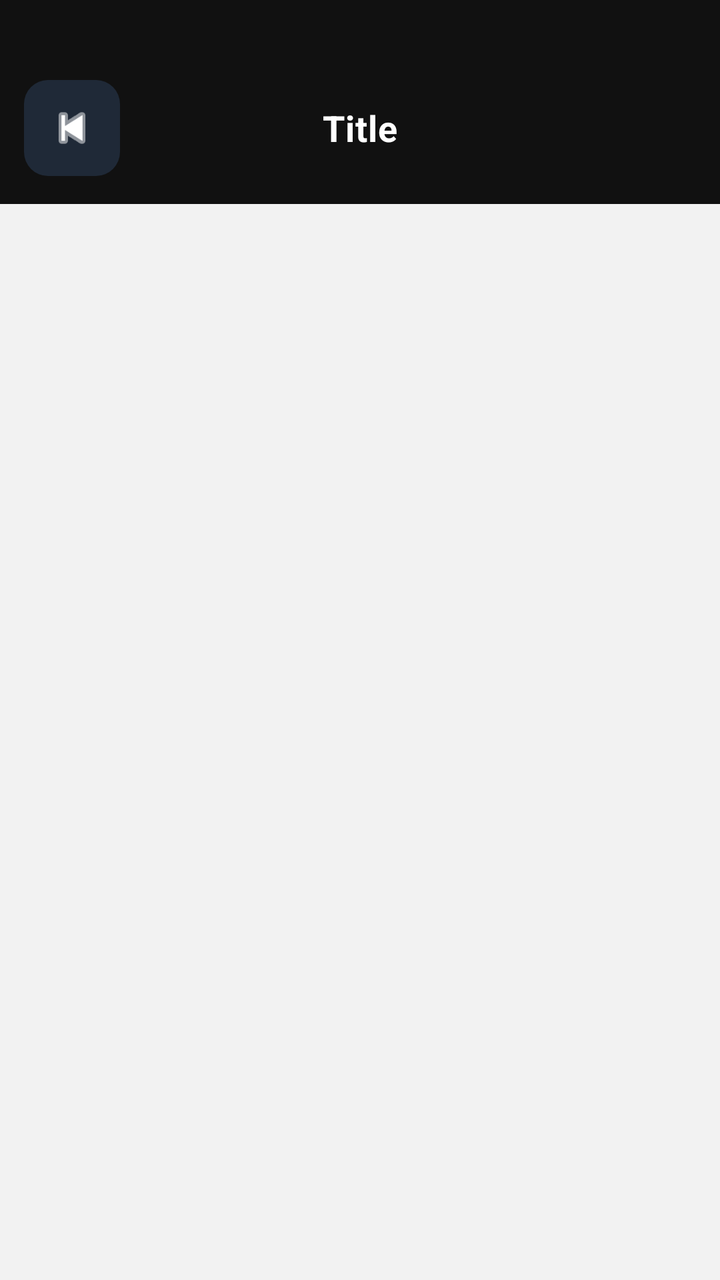
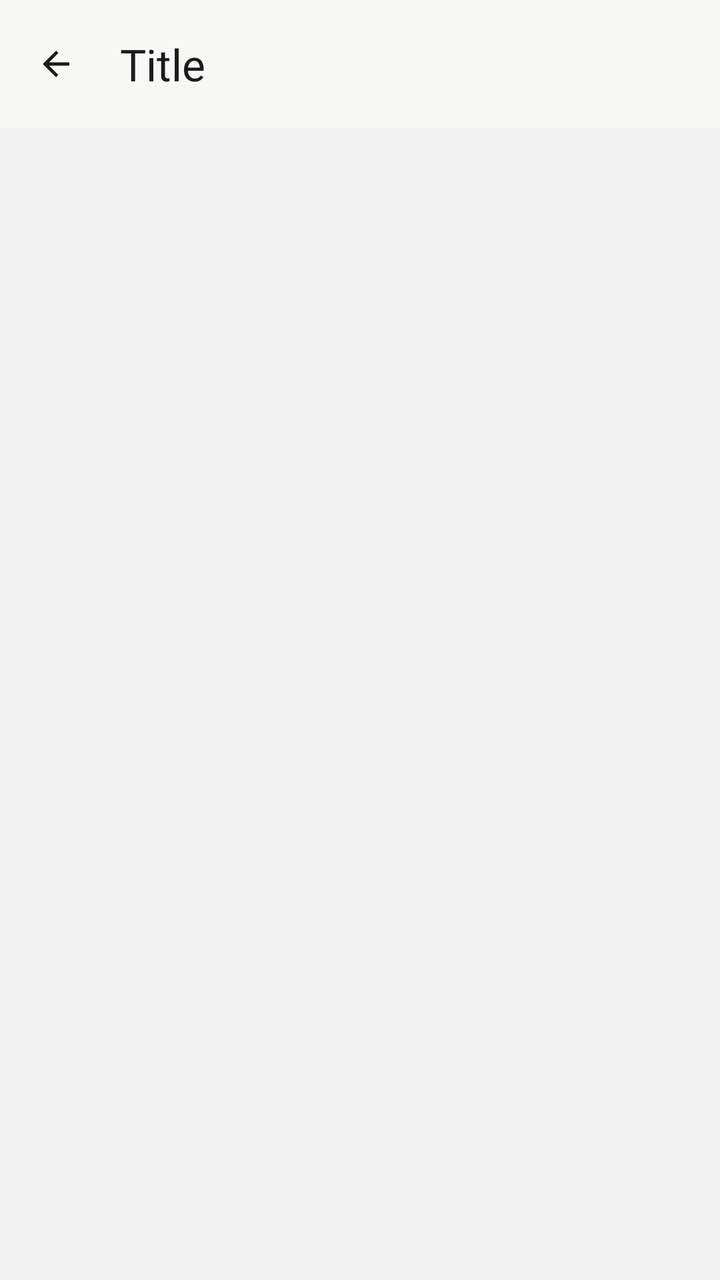

An Android layout rendered at two revisions. The XML below is the earlier revision; the diff shows what the commit changed to produce the second picture.
<!-- AndroidManifest.xml: application theme Theme.KodiWise -->
<!-- res/layout/activity_admin_approvals.xml -->
<?xml version="1.0" encoding="utf-8"?>
<FrameLayout xmlns:android="http://schemas.android.com/apk/res/android"
    android:layout_width="match_parent"
    android:layout_height="match_parent"
    android:background="#F2F2F2">

    <LinearLayout
        android:layout_width="match_parent"
        android:layout_height="match_parent"
        android:orientation="vertical">

        <include layout="@layout/include_back_header" />

        <LinearLayout
            android:layout_width="match_parent"
            android:layout_height="match_parent"
            android:orientation="vertical"
            android:paddingStart="16dp"
            android:paddingEnd="16dp"
            android:paddingTop="12dp"
            android:paddingBottom="12dp">

            <TextView
                android:id="@+id/tvEmpty"
                android:layout_width="match_parent"
                android:layout_height="wrap_content"
                android:text="No pending properties."
                android:textColor="#6B7280"
                android:gravity="center"
                android:padding="12dp"
                android:visibility="gone" />

            <androidx.recyclerview.widget.RecyclerView
                android:id="@+id/rvPending"
                android:layout_width="match_parent"
                android:layout_height="0dp"
                android:layout_weight="1"
                android:clipToPadding="false"
                android:paddingBottom="12dp" />

        </LinearLayout>

    </LinearLayout>

    <ProgressBar
        android:id="@+id/progress"
        android:layout_width="48dp"
        android:layout_height="48dp"
        android:layout_gravity="center"
        android:visibility="gone" />

</FrameLayout>
<!-- res/layout/include_back_header.xml (included above) -->
<?xml version="1.0" encoding="utf-8"?>
<LinearLayout xmlns:android="http://schemas.android.com/apk/res/android"
    xmlns:app="http://schemas.android.com/apk/res-auto"
    android:id="@+id/backHeaderRoot"
    android:layout_width="match_parent"
    android:layout_height="wrap_content"
    android:orientation="horizontal"
    android:gravity="center_vertical"
    android:background="#111111"
    android:paddingStart="12dp"
    android:paddingEnd="12dp"
    android:paddingTop="40dp"
    android:paddingBottom="14dp">

    <androidx.appcompat.widget.AppCompatImageButton
        android:id="@+id/btnBackHeader"
        android:layout_width="48dp"
        android:layout_height="48dp"
        android:background="@drawable/bg_header_icon"
        android:contentDescription="Back"
        android:padding="10dp"
        android:scaleType="centerInside"
        android:src="@android:drawable/ic_media_previous"
        app:tint="#FFFFFF" />

    <TextView
        android:id="@+id/tvHeaderTitle"
        android:layout_width="0dp"
        android:layout_height="wrap_content"
        android:layout_weight="1"
        android:gravity="center"
        android:text="Title"
        android:textColor="#FFFFFF"
        android:textStyle="bold"
        android:textSize="18sp"
        android:paddingStart="8dp"
        android:paddingEnd="8dp" />

    <Space
        android:layout_width="48dp"
        android:layout_height="48dp" />

</LinearLayout>
<!-- resources referenced by this layout -->
<resources>
  <!-- drawable bg_header_icon (drawable) -->
  <?xml version="1.0" encoding="utf-8"?>
  <shape xmlns:android="http://schemas.android.com/apk/res/android">
      <solid android:color="#1F2937" />
      <corners android:radius="12dp" />
  </shape>
  <style name="Theme.KodiWise" parent="Base.Theme.KodiWise" />
  <color name="kw_primary">#0B5D3B</color>
  <color name="kw_on_primary">#FFFFFF</color>
  <color name="kw_primary_container">#CDEBD9</color>
  <color name="kw_on_primary_container">#002114</color>
  <color name="kw_secondary">#C9A227</color>
  <color name="kw_on_secondary">#1F1B00</color>
  <color name="kw_secondary_container">#FFF1C2</color>
  <color name="kw_on_secondary_container">#3D2F00</color>
  <color name="kw_tertiary">#3E6553</color>
  <color name="kw_on_tertiary">#FFFFFF</color>
  <color name="kw_tertiary_container">#C0EBD4</color>
  <color name="kw_on_tertiary_container">#002114</color>
  <color name="kw_error">#B3261E</color>
  <color name="kw_on_error">#FFFFFF</color>
  <color name="kw_error_container">#F9DEDC</color>
  <color name="kw_on_error_container">#410E0B</color>
  <color name="kw_background">#F7F8F6</color>
  <color name="kw_on_background">#191C1A</color>
  <color name="kw_surface">#FFFFFF</color>
  <color name="kw_on_surface">#191C1A</color>
  <color name="kw_surface_variant">#DCE5DD</color>
  <color name="kw_on_surface_variant">#404943</color>
  <color name="kw_outline">#707973</color>
  <color name="kw_outline_variant">#C0C9C1</color>
  <color name="kw_surface_container_lowest">#FFFFFF</color>
  <color name="kw_surface_container_low">#F2F4F1</color>
  <color name="kw_surface_container">#ECEFEB</color>
  <color name="kw_surface_container_high">#E6E9E5</color>
  <color name="kw_surface_container_highest">#E1E3DF</color>
  <color name="kw_surface_dim">#D8DBD7</color>
  <color name="kw_surface_bright">#F7F8F6</color>
  <color name="kw_inverse_surface">#2E312E</color>
  <color name="kw_inverse_on_surface">#EFF1ED</color>
  <color name="kw_inverse_primary">#8FD5AE</color>
  <style name="Widget.KodiWise.TextView" parent="Widget.AppCompat.TextView">
          <item name="android:textAppearance">@style/TextAppearance.KodiWise.BodyMedium</item>
      </style>
  <style name="TextAppearance.KodiWise.BodyLarge" parent="TextAppearance.Material3.BodyLarge">
          
          <item name="android:textViewStyle">@style/Widget.KodiWise.TextView</item>
      </style>
  <style name="TextAppearance.KodiWise.BodyMedium" parent="TextAppearance.Material3.BodyMedium">
          
          <item name="android:textViewStyle">@style/Widget.KodiWise.TextView</item>
      </style>
  <style name="TextAppearance.KodiWise.BodySmall" parent="TextAppearance.Material3.BodySmall">
          
          <item name="android:textViewStyle">@style/Widget.KodiWise.TextView</item>
      </style>
  <style name="ShapeAppearance.KodiWise.Large" parent="ShapeAppearance.Material3.Corner.Large">
          <item name="cornerFamily">rounded</item>
          <item name="cornerSize">16dp</item>
      </style>
  <style name="Widget.KodiWise.Chip" parent="Widget.Material3.Chip.Filter" />
  <style name="Widget.KodiWise.CheckBox" parent="Widget.Material3.CompoundButton.CheckBox">
          <item name="android:minHeight">48dp</item>
      </style>
  <color name="kw_card">#FFFFFF</color>
  <color name="kw_card_stroke">#E1E5E1</color>
  <style name="Widget.KodiWise.BottomNav.NoIndicator" parent="Widget.Material3.BottomNavigationView.ActiveIndicator">
          <item name="android:color">@android:color/transparent</item>
      </style>
  <!-- unchanged entries left out for length: 19 -->
</resources>

<!-- the commit's change to res/layout/activity_admin_approvals.xml (unified diff, before → after) -->
@@ -1,5 +1,6 @@
 <?xml version="1.0" encoding="utf-8"?>
 <FrameLayout xmlns:android="http://schemas.android.com/apk/res/android"
+    android:fitsSystemWindows="true"
     android:layout_width="match_parent"
     android:layout_height="match_parent"
     android:background="#F2F2F2">
@@ -57,40 +58,31 @@
     android:id="@+id/backHeaderRoot"
     android:layout_width="match_parent"
     android:layout_height="wrap_content"
+    android:background="?android:attr/colorBackground"
+    android:gravity="center_vertical"
+    android:minHeight="64dp"
     android:orientation="horizontal"
-    android:gravity="center_vertical"
-    android:background="#111111"
-    android:paddingStart="12dp"
-    android:paddingEnd="12dp"
-    android:paddingTop="40dp"
-    android:paddingBottom="14dp">
+    android:paddingStart="4dp"
+    android:paddingEnd="16dp">
 
-    <androidx.appcompat.widget.AppCompatImageButton
+    <com.google.android.material.button.MaterialButton
         android:id="@+id/btnBackHeader"
+        style="@style/Widget.Material3.Button.IconButton"
         android:layout_width="48dp"
         android:layout_height="48dp"
-        android:background="@drawable/bg_header_icon"
-        android:contentDescription="Back"
-        android:padding="10dp"
-        android:scaleType="centerInside"
-        android:src="@android:drawable/ic_media_previous"
-        app:tint="#FFFFFF" />
+        android:contentDescription="@string/back"
+        app:icon="@drawable/ic_arrow_back"
+        app:iconTint="?attr/colorOnSurface" />
 
     <TextView
         android:id="@+id/tvHeaderTitle"
         android:layout_width="0dp"
         android:layout_height="wrap_content"
+        android:layout_marginStart="8dp"
         android:layout_weight="1"
-        android:gravity="center"
-        android:text="Title"
-        android:textColor="#FFFFFF"
-        android:textStyle="bold"
-        android:textSize="18sp"
-        android:paddingStart="8dp"
-        android:paddingEnd="8dp" />
-
-    <Space
-        android:layout_width="48dp"
-        android:layout_height="48dp" />
-
+        android:ellipsize="end"
+        android:singleLine="true"
+        android:text="@string/header_title"
+        android:textAppearance="?attr/textAppearanceTitleLarge"
+        android:textColor="?attr/colorOnSurface" />
 </LinearLayout>
<!-- resource entries referenced after the edit -->
@@ -1,11 +1,20 @@
 <!-- resources referenced by this layout -->
 <resources>
-  <!-- drawable bg_header_icon (drawable) -->
+  <!-- drawable ic_arrow_back (drawable) -->
   <?xml version="1.0" encoding="utf-8"?>
-  <shape xmlns:android="http://schemas.android.com/apk/res/android">
-      <solid android:color="#1F2937" />
-      <corners android:radius="12dp" />
-  </shape>
+  <vector xmlns:android="http://schemas.android.com/apk/res/android"
+      android:width="24dp"
+      android:height="24dp"
+      android:autoMirrored="true"
+      android:tint="?attr/colorControlNormal"
+      android:viewportWidth="24"
+      android:viewportHeight="24">
+      <path
+          android:fillColor="@android:color/white"
+          android:pathData="M20,11H7.83l5.59,-5.59L12,4l-8,8 8,8 1.41,-1.41L7.83,13H20v-2z" />
+  </vector>
+  <string name="back">Back</string>
+  <string name="header_title">Title</string>
   <style name="Theme.KodiWise" parent="Base.Theme.KodiWise" />
   <color name="kw_primary">#0B5D3B</color>
   <color name="kw_on_primary">#FFFFFF</color>
